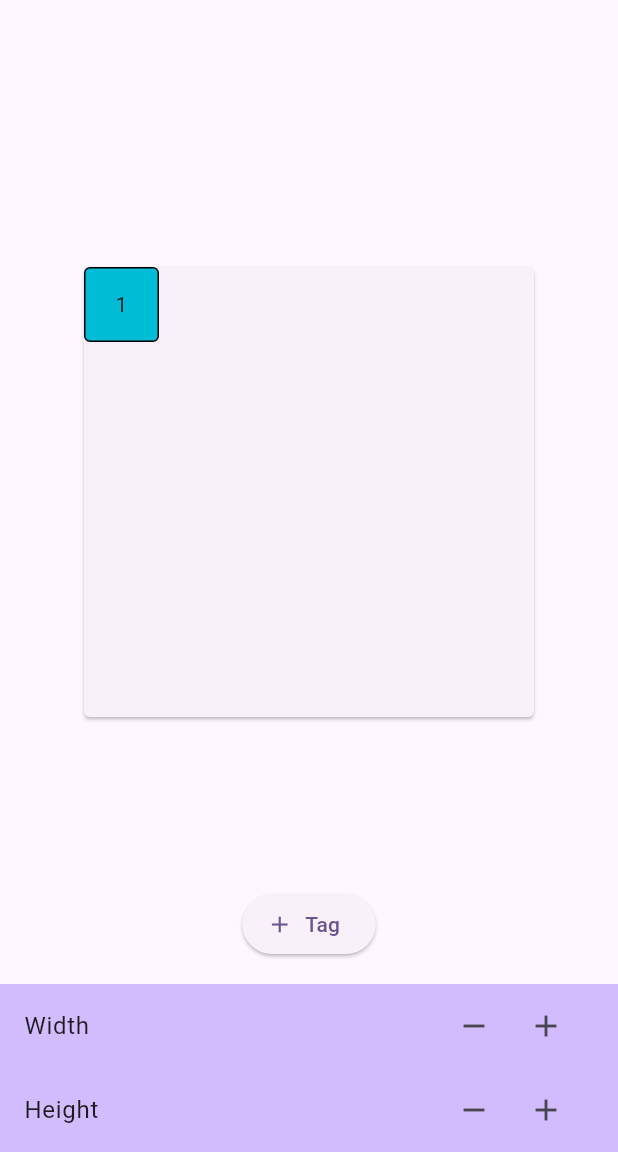
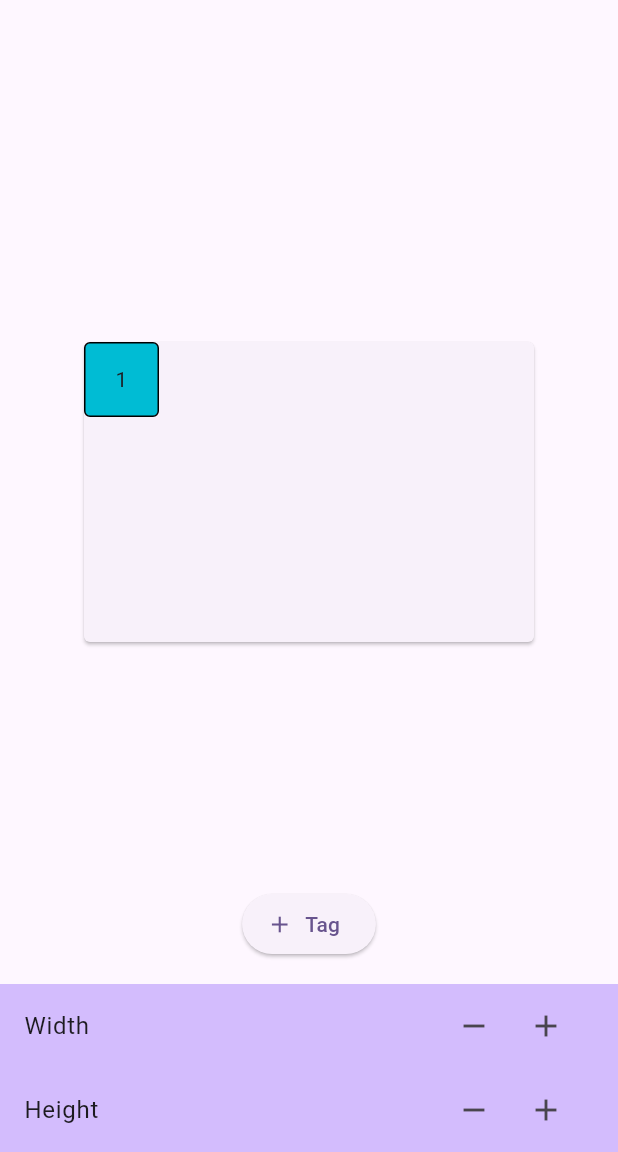
Before and after one commit to YannMancel/template_creator, a Flutter app: the screen it shows after launch, after a tap on "Tag", on a phone screen of 412 x 824 dp, the part 84-1236 px from its top. Run offline on Flutter 3.47's test engine with Material 3 defaults, Android fonts, the phone set to English and light mode, and no system bars.

Commit message:
feat: add template

```diff
--- a/lib/domain/_domain.dart
+++ b/lib/domain/_domain.dart
@@ -5,4 +5,6 @@ export 'offset_extension.dart';
 export 'string_extension.dart';
 export 'tag.dart';
 export 'tag_extension.dart';
-export 'tags_logic.dart';
+export 'template.dart';
+export 'template_extension.dart';
+export 'template_logic.dart';
--- /dev/null
+++ b/lib/domain/template.dart
@@ -0,0 +1,34 @@
+import 'package:flutter/material.dart';
+import 'package:template_creator/_features.dart';
+
+@immutable
+final class Template {
+  const Template({
+    this.size = const Size(300.0, 200.0),
+    this.tags = const <Tag>[],
+  });
+
+  final Size size;
+  final List<Tag> tags;
+
+  @override
+  bool operator ==(Object other) {
+    return identical(this, other) ||
+        (runtimeType == other.runtimeType &&
+            other is Template &&
+            size == other.size &&
+            // TODO(Yann): use Collection to equal method
+            tags == other.tags);
+  }
+
+  @override
+  int get hashCode {
+    return Object.hashAll(
+      <Object?>[
+        runtimeType,
+        size,
+        tags,
+      ],
+    );
+  }
+}
--- /dev/null
+++ b/lib/domain/template_extension.dart
@@ -0,0 +1,15 @@
+import 'dart:ui';
+
+import 'package:template_creator/_features.dart';
+
+extension TemplateExt on Template {
+  Template copyWith({
+    Size? size,
+    List<Tag>? tags,
+  }) {
+    return Template(
+      size: size ?? this.size,
+      tags: tags ?? this.tags,
+    );
+  }
+}
--- a/lib/domain/tags_logic.dart
+++ b/lib/domain/template_logic.dart
@@ -1,11 +1,13 @@
 import 'dart:math' as math;
+import 'dart:ui';
 
 import 'package:flutter/foundation.dart';
-import 'package:flutter/rendering.dart';
 import 'package:template_creator/_features.dart';
 
-abstract interface class TagsLogic {
-  ValueNotifier<List<Tag>> get tags;
+abstract interface class TemplateLogic {
+  set updateWidth(double width);
+  set updateHeight(double height);
+  ValueNotifier<Template> get template;
   void addTag();
   void onDragStart({required math.Point<double> thumbPoint});
   void onDragUpdate({
@@ -15,41 +17,61 @@ abstract interface class TagsLogic {
   void onDragEnd();
 }
 
-final class TagsLogicImpl implements TagsLogic {
+final class TemplateLogicByValueNotifier implements TemplateLogic {
   late math.Point<double> _previousThumbPosition;
 
   @override
-  final ValueNotifier<List<Tag>> tags = ValueNotifier<List<Tag>>(const <Tag>[]);
+  set updateWidth(double width) {
+    template.value = template.value.copyWith(
+      size: Size(width, template.value.size.height),
+    );
+  }
+
+  @override
+  set updateHeight(double height) {
+    template.value = template.value.copyWith(
+      size: Size(template.value.size.width, height),
+    );
+  }
+
+  @override
+  final ValueNotifier<Template> template = ValueNotifier(const Template());
 
   @override
   void addTag() {
-    final format = TextFormat(label: '${tags.value.length + 1}');
+    final tags = template.value.tags;
+    final format = TextFormat(label: '${tags.length + 1}');
     final nextTag = IdleTag(format: format) as Tag;
-    final stackedTags = tags.value.where(
+    final stackedTags = tags.where(
       (tag) => tag.isStacked(nextTag),
     );
-    tags.value = <Tag>[
-      ...tags.value,
-      nextTag.copyWith(level: stackedTags.length),
-    ];
+
+    template.value = template.value.copyWith(
+      tags: <Tag>[
+        ...tags,
+        nextTag.copyWith(level: stackedTags.length),
+      ],
+    );
   }
 
   @override
   void onDragStart({required math.Point<double> thumbPoint}) {
-    final stackedTags = tags.value.where(
+    final tags = template.value.tags;
+    final stackedTags = tags.where(
       (tag) => tag.isIntoArea(thumbPoint),
     );
     if (stackedTags.isEmpty) return;
-
     final nearestTag = stackedTags.reduce(
       (a, b) => (a.level >= b.level) ? a : b,
     );
 
     _previousThumbPosition = thumbPoint;
-    tags.value = <Tag>[
-      for (final tag in tags.value)
-        (tag == nearestTag) ? nearestTag.convertToSelectedTag : tag,
-    ];
+    template.value = template.value.copyWith(
+      tags: <Tag>[
+        for (final tag in tags)
+          (tag == nearestTag) ? nearestTag.convertToSelectedTag : tag,
+      ],
+    );
   }
 
   @override
@@ -57,7 +79,8 @@ final class TagsLogicImpl implements TagsLogic {
     required math.Point<double> thumbPoint,
     required ({double maxWidth, double maxHeight}) constraints,
   }) {
-    final selectedTags = tags.value.where((tag) => tag.isSelected);
+    final tags = template.value.tags;
+    final selectedTags = tags.where((tag) => tag.isSelected);
     if (selectedTags.isEmpty) return;
     final selectedTag = selectedTags.first;
 
@@ -74,7 +97,7 @@ final class TagsLogicImpl implements TagsLogic {
 
     // How many tags are under selectedTag with nextOrigin?
     final idleTags = <Tag>[
-      for (final tag in tags.value)
+      for (final tag in tags)
         if (tag != selectedTag) tag,
     ];
     final stackedTags = idleTags.where(
@@ -99,17 +122,22 @@ final class TagsLogicImpl implements TagsLogic {
     // }
 
     _previousThumbPosition = thumbPoint;
-    tags.value = <Tag>[
-      ...idleTags,
-      //...updatedTags,
-      updatedSelectedTag,
-    ];
+    template.value = template.value.copyWith(
+      tags: <Tag>[
+        ...idleTags,
+        //...updatedTags,
+        updatedSelectedTag,
+      ],
+    );
   }
 
   @override
   void onDragEnd() {
-    tags.value = <Tag>[
-      for (final tag in tags.value) tag.isSelected ? tag.convertToIdleTag : tag,
-    ];
+    final tags = template.value.tags;
+    template.value = template.value.copyWith(
+      tags: <Tag>[
+        for (final tag in tags) tag.isSelected ? tag.convertToIdleTag : tag,
+      ],
+    );
   }
 }
--- a/lib/main.dart
+++ b/lib/main.dart
@@ -15,8 +15,8 @@ class MyApp extends StatelessWidget {
         colorScheme: ColorScheme.fromSeed(seedColor: Colors.deepPurple),
         useMaterial3: true,
       ),
-      home: TagsLogicWidget(
-        logic: TagsLogicImpl(),
+      home: TemplateLogicWidget(
+        logic: TemplateLogicByValueNotifier(),
         child: const HomePage(title: kAppName),
       ),
     );
--- a/lib/presentation/_presentation.dart
+++ b/lib/presentation/_presentation.dart
@@ -1,3 +1,3 @@
 export 'home_page.dart';
-export 'tags_logic_widget.dart';
+export 'template_logic_widget.dart';
 export 'template_widget.dart';
--- a/lib/presentation/home_page.dart
+++ b/lib/presentation/home_page.dart
@@ -1,7 +1,7 @@
 import 'package:flutter/material.dart';
 import 'package:template_creator/_features.dart';
 
-class HomePage extends StatefulWidget {
+class HomePage extends StatelessWidget {
   const HomePage({
     super.key,
     required this.title,
@@ -9,39 +9,28 @@ class HomePage extends StatefulWidget {
 
   final String title;
 
-  @override
-  State<HomePage> createState() => _HomePageState();
-}
-
-class _HomePageState extends State<HomePage> {
-  late Size _templateSize;
-
-  set _templateWidthByStep(double step) {
-    setState(() {
-      _templateSize = Size(_templateSize.width + step, _templateSize.height);
-    });
+  void _updateWidthByStep(
+    TemplateLogic logic, {
+    required double step,
+  }) {
+    logic.updateWidth = logic.template.value.size.width + step;
   }
 
-  set _templateHeightByStep(double step) {
-    setState(() {
-      _templateSize = Size(_templateSize.width, _templateSize.height + step);
-    });
-  }
-
-  @override
-  void initState() {
-    super.initState();
-    _templateSize = const Size.square(300);
+  void _updateHeightByStep(
+    TemplateLogic logic, {
+    required double step,
+  }) {
+    logic.updateHeight = logic.template.value.size.height + step;
   }
 
   @override
   Widget build(BuildContext context) {
     final inversePrimaryColor = Theme.of(context).colorScheme.inversePrimary;
-    final logic = TagsLogicWidget.of(context).logic;
+    final logic = TemplateLogicWidget.of(context).logic;
     return Scaffold(
       appBar: AppBar(
         centerTitle: true,
-        title: Text(widget.title),
+        title: Text(title),
         backgroundColor: inversePrimaryColor,
       ),
       body: Column(
@@ -50,8 +39,8 @@ class _HomePageState extends State<HomePage> {
             child: Stack(
               alignment: Alignment.bottomCenter,
               children: <Widget>[
-                Center(
-                  child: TemplateWidget(size: _templateSize),
+                const Center(
+                  child: TemplateWidget(),
                 ),
                 Padding(
                   padding: const EdgeInsets.only(bottom: 16.0),
@@ -71,13 +60,25 @@ class _HomePageState extends State<HomePage> {
               children: <Widget>[
                 ActionOnTemplateSize(
                   title: 'Width',
-                  onPressedDecrease: () => _templateWidthByStep = -10.0,
-                  onPressedIncrease: () => _templateWidthByStep = 10.0,
+                  onPressedDecrease: () => _updateWidthByStep(
+                    logic,
+                    step: -10.0,
+                  ),
+                  onPressedIncrease: () => _updateWidthByStep(
+                    logic,
+                    step: 10.0,
+                  ),
                 ),
                 ActionOnTemplateSize(
                   title: 'Height',
-                  onPressedDecrease: () => _templateHeightByStep = -10.0,
-                  onPressedIncrease: () => _templateHeightByStep = 10.0,
+                  onPressedDecrease: () => _updateHeightByStep(
+                    logic,
+                    step: -10.0,
+                  ),
+                  onPressedIncrease: () => _updateHeightByStep(
+                    logic,
+                    step: 10.0,
+                  ),
                 ),
               ],
             ),
--- a/lib/presentation/tags_logic_widget.dart
+++ /dev/null
@@ -1,25 +0,0 @@
-import 'package:flutter/material.dart';
-import 'package:template_creator/_features.dart';
-
-class TagsLogicWidget extends InheritedWidget {
-  const TagsLogicWidget({
-    super.key,
-    required this.logic,
-    required super.child,
-  });
-
-  final TagsLogic logic;
-
-  static TagsLogicWidget? maybeOf(BuildContext context) {
-    return context.dependOnInheritedWidgetOfExactType<TagsLogicWidget>();
-  }
-
-  static TagsLogicWidget of(BuildContext context) {
-    final TagsLogicWidget? result = maybeOf(context);
-    assert(result != null, 'No TagsLogicWidget found in context');
-    return result!;
-  }
-
-  @override
-  bool updateShouldNotify(covariant InheritedWidget oldWidget) => false;
-}
--- /dev/null
+++ b/lib/presentation/template_logic_widget.dart
@@ -0,0 +1,25 @@
+import 'package:flutter/material.dart';
+import 'package:template_creator/_features.dart';
+
+class TemplateLogicWidget extends InheritedWidget {
+  const TemplateLogicWidget({
+    super.key,
+    required this.logic,
+    required super.child,
+  });
+
+  final TemplateLogic logic;
+
+  static TemplateLogicWidget? maybeOf(BuildContext context) {
+    return context.dependOnInheritedWidgetOfExactType<TemplateLogicWidget>();
+  }
+
+  static TemplateLogicWidget of(BuildContext context) {
+    final TemplateLogicWidget? result = maybeOf(context);
+    assert(result != null, 'No TemplateLogicWidget found in context');
+    return result!;
+  }
+
+  @override
+  bool updateShouldNotify(covariant InheritedWidget oldWidget) => false;
+}
--- a/lib/presentation/template_widget.dart
+++ b/lib/presentation/template_widget.dart
@@ -2,20 +2,15 @@ import 'package:flutter/material.dart';
 import 'package:template_creator/_features.dart';
 
 class TemplateWidget extends StatelessWidget {
-  const TemplateWidget({
-    super.key,
-    required this.size,
-  });
+  const TemplateWidget({super.key});
 
-  final Size size;
-
-  void _onDragStart(DragStartDetails details, TagsLogic logic) {
+  void _onDragStart(DragStartDetails details, TemplateLogic logic) {
     logic.onDragStart(thumbPoint: details.localPosition.toPoint);
   }
 
   void _onDragUpdate(
     DragUpdateDetails details,
-    TagsLogic logic,
+    TemplateLogic logic,
     BoxConstraints constraints,
   ) {
     logic.onDragUpdate(
@@ -27,20 +22,21 @@ class TemplateWidget extends StatelessWidget {
     );
   }
 
-  void _onDragEnd(TagsLogic logic) => logic.onDragEnd();
+  void _onDragEnd(TemplateLogic logic) => logic.onDragEnd();
 
   @override
   Widget build(BuildContext context) {
-    final logic = TagsLogicWidget.of(context).logic;
-    return Card(
+    final logic = TemplateLogicWidget.of(context).logic;
+    return ValueListenableBuilder<Template>(
+      valueListenable: logic.template,
+      builder: (_, template, __) => Card(
         shape: RoundedRectangleBorder(
           borderRadius: BorderRadius.circular(4.0),
         ),
         child: SizedBox.fromSize(
-        size: size,
+          size: template.size,
           child: LayoutBuilder(
-          builder: (_, constraints) {
-            return GestureDetector(
+            builder: (_, constraints) => GestureDetector(
               onHorizontalDragStart: (details) => _onDragStart(details, logic),
               onVerticalDragStart: (details) => _onDragStart(details, logic),
               onHorizontalDragUpdate: (details) => _onDragUpdate(
@@ -55,11 +51,9 @@ class TemplateWidget extends StatelessWidget {
               ),
               onHorizontalDragEnd: (_) => _onDragEnd(logic),
               onVerticalDragEnd: (_) => _onDragEnd(logic),
-              child: ValueListenableBuilder<List<Tag>>(
-                valueListenable: logic.tags,
-                builder: (_, tags, __) => Stack(
+              child: Stack(
                 children: <Widget>[
-                    for (final tag in tags)
+                  for (final tag in template.tags)
                     Positioned(
                       left: tag.origin.x,
                       top: tag.origin.y,
@@ -92,8 +86,7 @@ class TemplateWidget extends StatelessWidget {
                 ],
               ),
             ),
-            );
-          },
+          ),
         ),
       ),
     );
```
Lines whose indentation alone changed are shown as unchanged.
